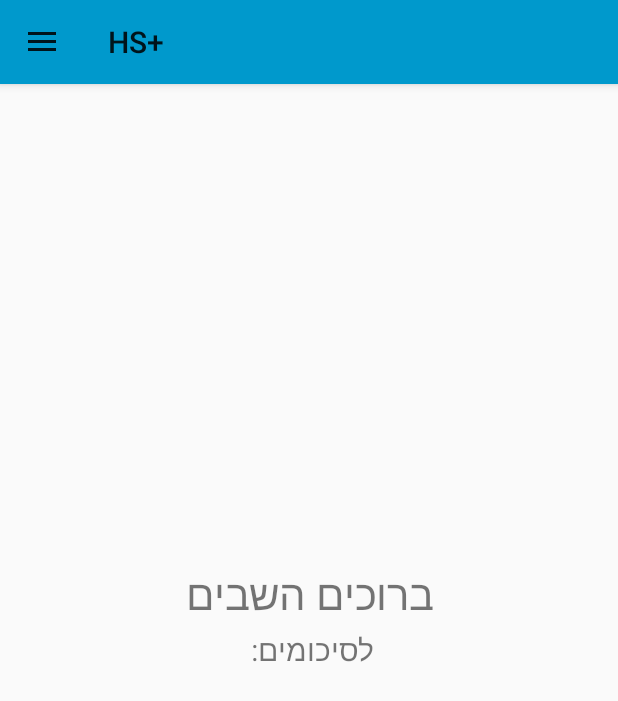
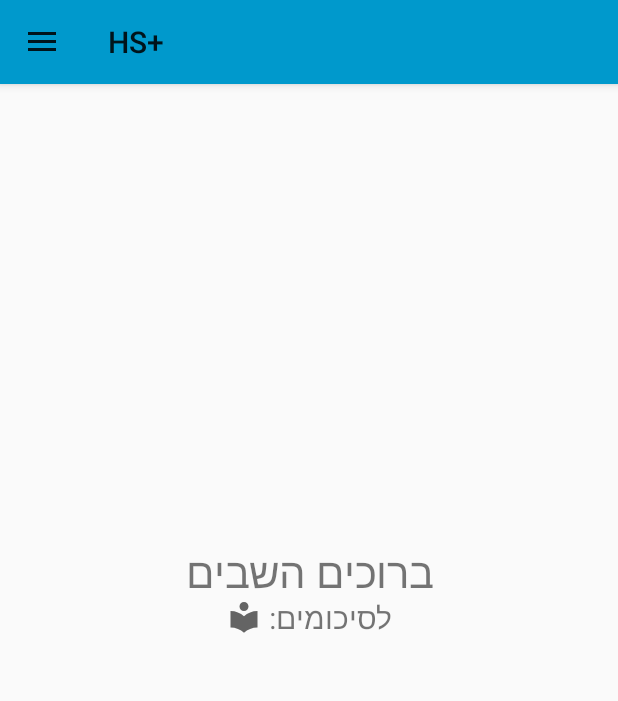
Before and after one commit to EladBG-code/SchoolProject, an Android app: the Homepage screen opened directly, with no data from a screen before it, on a phone screen of 412 x 824 dp. Shown: the top 701 px of the screen. Run offline under Robolectric (Android 15) with nearby library versions, the phone set to English and light mode, and no system bars; 1 statement that could not run was skipped.

```diff
--- a/app/src/main/res/layout/activity_homepage.xml
+++ b/app/src/main/res/layout/activity_homepage.xml
@@ -7,6 +7,7 @@
     android:fitsSystemWindows="true"
     android:orientation="horizontal"
     tools:context=".Homepage">
+
 
     <com.google.android.material.appbar.AppBarLayout
         android:layout_width="match_parent"
@@ -21,9 +22,9 @@
             android:theme="?attr/actionBarTheme"
             app:menu="@menu/main_menu"
             app:navigationIcon="@drawable/navigation_icon" />
+    </com.google.android.material.appbar.AppBarLayout>
 
 
-    </com.google.android.material.appbar.AppBarLayout>
 
     <androidx.drawerlayout.widget.DrawerLayout
         android:id="@+id/drawer_layout"
@@ -32,7 +33,6 @@
         android:fitsSystemWindows="true"
         tools:context=".Homepage"
         tools:openDrawer="start">
-
 
         <ScrollView
             android:layout_width="wrap_content"
@@ -43,41 +43,51 @@
                 android:layout_height="match_parent"
                 android:layout_gravity="center">
 
-                <TextView
-                    android:id="@+id/tvHomeWelcome"
-                    android:layout_width="match_parent"
-                    android:layout_height="wrap_content"
-                    android:gravity="center"
-                    android:text="ברוכים השבים"
-                    android:textSize="28dp" />
-
                 <LinearLayout
+                    android:id="@+id/llOne"
                     android:layout_width="match_parent"
                     android:layout_height="match_parent"
+                    android:layout_gravity="center|top"
                     android:orientation="horizontal">
-
-                    <TextView
-                        android:layout_width="match_parent"
-                        android:layout_height="70dp"
-                        android:gravity="center|bottom"
-                        android:text="לסיכומים: "
-                        android:textSize="20dp"
-                        app:layout_anchor="@+id/tvHomeWelcome"
-                        app:layout_anchorGravity="bottom|center"/>
-
-                    <ImageButton
-                        android:layout_width="wrap_content"
-                        android:layout_height="wrap_content"
-                        android:src="@drawable/local_library_icon"
-                        />
-
 
                 </LinearLayout>
 
 
+                <LinearLayout
+                    android:orientation="horizontal"
+                    android:layout_width="match_parent"
+                    android:layout_height="wrap_content"
+                    android:layout_gravity="center_horizontal|center"
+                    android:gravity="center_vertical|center_horizontal"
+                    >
+
+                    <ImageView
+                        android:layout_width="wrap_content"
+                        android:layout_height="wrap_content"
+                        android:background="@drawable/local_library_icon" />
+
+                    <TextView
+                        android:layout_width="wrap_content"
+                        android:layout_height="wrap_content"
+                        android:textSize="20dp"
+                        android:text="לסיכומים: "
+                        android:gravity="right" />
+                </LinearLayout>
+
+                <TextView
+                    android:id="@+id/tvHomeWelcome"
+                    android:layout_width="match_parent"
+                    android:layout_height="100dp"
+                    android:gravity="center|top"
+                    android:text="ברוכים השבים"
+                    android:textSize="28dp"
+                    app:layout_anchor="@+id/llOne"
+                    app:layout_anchorGravity="center" />
 
             </androidx.coordinatorlayout.widget.CoordinatorLayout>
+
         </ScrollView>
+
 
 
         <com.google.android.material.navigation.NavigationView
@@ -90,6 +100,6 @@
 
 
         </com.google.android.material.navigation.NavigationView>
+    </androidx.drawerlayout.widget.DrawerLayout>
 
-    </androidx.drawerlayout.widget.DrawerLayout>
 </androidx.coordinatorlayout.widget.CoordinatorLayout>
```
